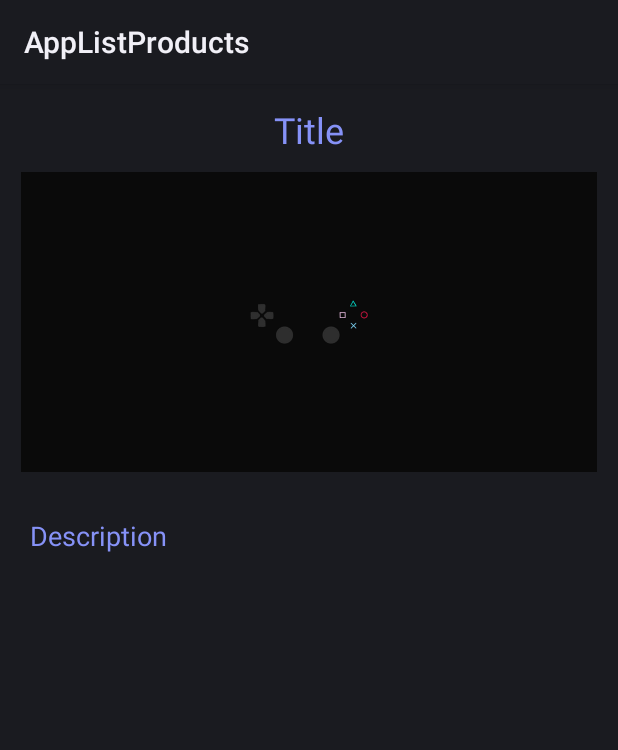
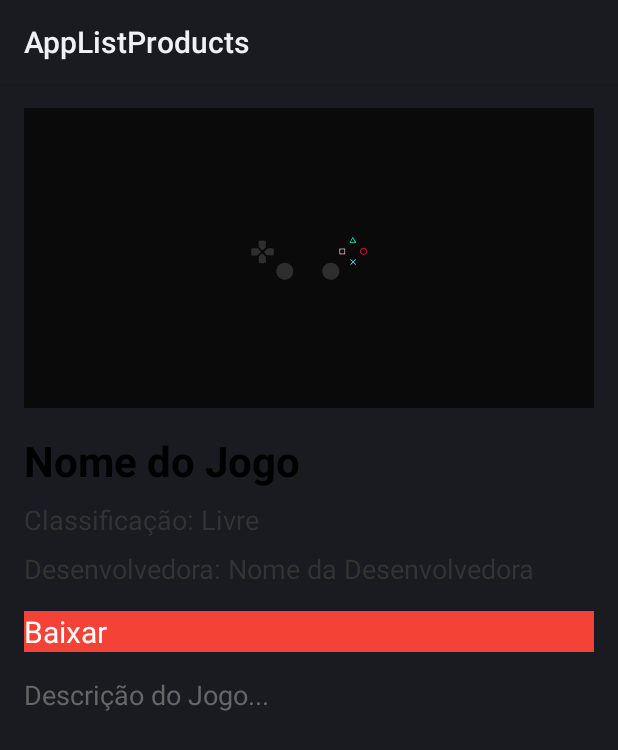
Before and after one commit to joaovictorsbade/AppListProducts, an Android app: the layout activity_detail.xml on its own in the app's theme, with its tools: preview values and no code run, on a phone screen of 412 x 824 dp. Shown: the top 750 px of the screen. Run offline under Robolectric (Android 15) with nearby library versions, the phone set to English and light mode, and no system bars.

Commit message:
11h 25/10

```diff
--- a/app/src/main/java/com/example/apphome/HomeInterface.java
+++ b/app/src/main/java/com/example/apphome/HomeInterface.java
@@ -62,7 +62,7 @@ public class HomeInterface extends AppCompatActivity {
         if (dataList != null && !dataList.isEmpty()) {
             adapter = new MyAdapter(HomeInterface.this, dataList);
             recyclerView.setAdapter(adapter);
-        } else {System.out.println("deu ruim homeinterface");
+        } else {System.out.println("Erro HomeInterface");
             // Lidar com o caso em que a lista de jogos está vazia (por exemplo, exibir uma mensagem de aviso)
         }
 
--- a/app/src/main/res/layout/activity_detail.xml
+++ b/app/src/main/res/layout/activity_detail.xml
@@ -1,42 +1,61 @@
-<?xml version="1.0" encoding="utf-8"?>
-<LinearLayout
-    xmlns:android="http://schemas.android.com/apk/res/android"
-    xmlns:app="http://schemas.android.com/apk/res-auto"
-    xmlns:tools="http://schemas.android.com/tools"
+<LinearLayout xmlns:android="http://schemas.android.com/apk/res/android"
     android:layout_width="match_parent"
     android:layout_height="match_parent"
     android:orientation="vertical"
-    tools:context=".DetailActivity">
+    android:padding="16dp">
+
+    <ImageView
+        android:id="@+id/gameImage"
+        android:layout_width="match_parent"
+        android:layout_height="200dp"
+        android:contentDescription="Imagem do jogo"
+        android:scaleType="centerCrop"
+        android:src="@drawable/img_app_game2" />
 
     <TextView
-        android:layout_width="wrap_content"
+        android:id="@+id/detailGameName"
+        android:layout_width="match_parent"
         android:layout_height="wrap_content"
-        android:id="@+id/detailTitle"
-        android:layout_marginTop="14dp"
-        android:text="Title"
-        android:textSize="24sp"
-        android:layout_gravity="center"
-        android:textColor="@color/lavender"
-        android:layout_marginBottom="12dp"/>
-
-    <ImageView
-        android:layout_width="400dp"
-        android:layout_height="200dp"
-        android:id="@+id/imggame"
-        android:padding="8dp"
-        android:layout_gravity="center"
-        android:src="@drawable/img_app_game2"
-        android:scaleType="centerCrop"/>
+        android:layout_marginTop="16dp"
+        android:text="Nome do Jogo"
+        android:textColor="#000"
+        android:textSize="28sp"
+        android:textStyle="bold" />
 
     <TextView
+        android:id="@+id/detailClassification"
         android:layout_width="match_parent"
         android:layout_height="wrap_content"
-        android:layout_marginTop="10dp"
-        android:text="Description"
-        android:padding="20dp"
-        android:layout_gravity="center"
-        android:textColor="@color/lavender"
-        android:textSize="18sp"
-        android:id="@+id/detailDesc"/>
+        android:layout_marginTop="8dp"
+        android:text="Classificação: Livre"
+        android:textColor="#333"
+        android:textSize="18sp" />
 
+    <TextView
+        android:id="@+id/detailCompanyName"
+        android:layout_width="match_parent"
+        android:layout_height="wrap_content"
+        android:layout_marginTop="8dp"
+        android:text="Desenvolvedora: Nome da Desenvolvedora"
+        android:textColor="#333"
+        android:textSize="18sp" />
+
+    <TextView
+        android:id="@+id/detailLink"
+        android:layout_width="match_parent"
+        android:layout_height="wrap_content"
+        android:layout_marginTop="16dp"
+        android:background="#F44336"
+        android:text="Baixar"
+        android:textColor="#FFF"
+        android:textSize="20sp" />
+
+    <TextView
+        android:id="@+id/detailDescription"
+        android:layout_width="match_parent"
+        android:layout_height="wrap_content"
+        android:layout_marginTop="16dp"
+        android:text="Descrição do Jogo..."
+        android:textColor="#666"
+        android:textSize="18sp" />
 </LinearLayout>
```
Also changed, not shown: app/src/main/java/com/example/apphome/DetailActivity.java (+12 -9 lines), app/src/main/java/com/example/apphome/Game.java (+6 -6 lines), app/src/main/java/com/example/apphome/GameDao.java (+4 -4 lines), app/src/main/java/com/example/apphome/MyAdapter.java (+41 -7 lines).
